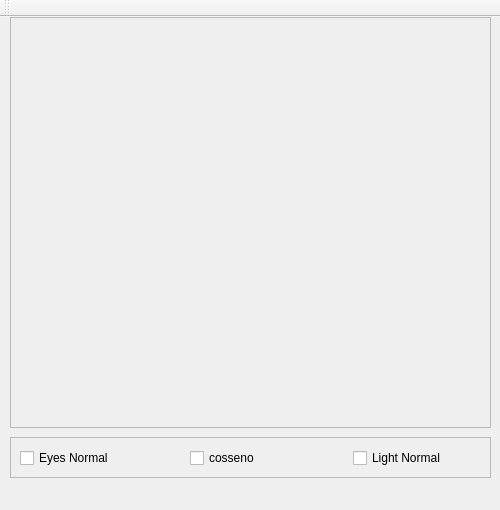
First picture: the form in samples/normalset/mainwindow.ui, repository njrizzo/tucano, before the edit.
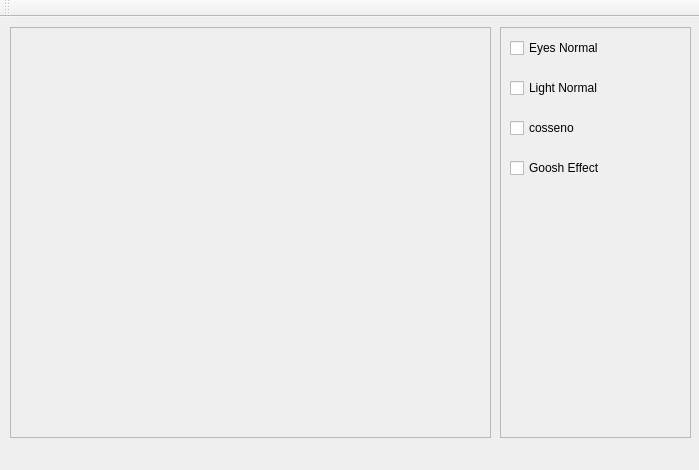
Second picture: the form after the edit.

Commit message: Modify a NormalSet to add a Goosh Effect

```diff
--- a/samples/normalset/mainwindow.ui
+++ b/samples/normalset/mainwindow.ui
@@ -6,8 +6,8 @@
    <rect>
     <x>0</x>
     <y>0</y>
-    <width>500</width>
-    <height>510</height>
+    <width>699</width>
+    <height>470</height>
    </rect>
   </property>
   <property name="windowTitle">
@@ -18,7 +18,7 @@
     <property name="geometry">
      <rect>
       <x>10</x>
-      <y>0</y>
+      <y>10</y>
       <width>481</width>
       <height>411</height>
      </rect>
@@ -33,10 +33,10 @@
    <widget class="QFrame" name="frame_2">
     <property name="geometry">
      <rect>
-      <x>10</x>
-      <y>420</y>
-      <width>481</width>
-      <height>41</height>
+      <x>500</x>
+      <y>10</y>
+      <width>191</width>
+      <height>411</height>
      </rect>
     </property>
     <property name="frameShape">
@@ -61,8 +61,8 @@
     <widget class="QCheckBox" name="checkBox_2">
      <property name="geometry">
       <rect>
-       <x>343</x>
-       <y>10</y>
+       <x>10</x>
+       <y>50</y>
        <width>121</width>
        <height>22</height>
       </rect>
@@ -74,8 +74,8 @@
     <widget class="QCheckBox" name="checkBox_3">
      <property name="geometry">
       <rect>
-       <x>180</x>
-       <y>10</y>
+       <x>10</x>
+       <y>90</y>
        <width>94</width>
        <height>22</height>
       </rect>
@@ -84,6 +84,19 @@
       <string>cosseno</string>
      </property>
     </widget>
+    <widget class="QCheckBox" name="checkBox_4">
+     <property name="geometry">
+      <rect>
+       <x>10</x>
+       <y>130</y>
+       <width>151</width>
+       <height>22</height>
+      </rect>
+     </property>
+     <property name="text">
+      <string>Goosh Effect</string>
+     </property>
+    </widget>
    </widget>
   </widget>
   <widget class="QMenuBar" name="menuBar">
```
Left out of the diff: 2 changed lines with no effect on the pictures. The commit also changes 9 other files.
